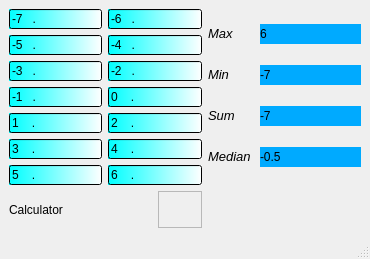
zzzzz1st/Calculator, file calculator.ui: the form before one commit.
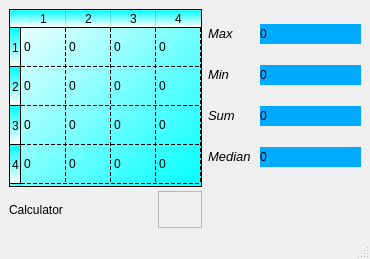
The form after the commit. Icons and pictures are not drawn.

The edit to the form file:
```diff
--- a/calculator.ui
+++ b/calculator.ui
@@ -26,195 +26,184 @@
    <string>Calculator</string>
   </property>
   <widget class="QWidget" name="centralwidget">
-   <layout class="QGridLayout" name="gridLayout_3">
+   <layout class="QGridLayout" name="gridLayout">
     <item row="0" column="0" colspan="2">
-     <layout class="QGridLayout" name="gridLayout">
+     <widget class="QTableWidget" name="tableWidget">
+      <property name="minimumSize">
+       <size>
+        <width>193</width>
+        <height>178</height>
+       </size>
+      </property>
+      <property name="maximumSize">
+       <size>
+        <width>193</width>
+        <height>178</height>
+       </size>
+      </property>
+      <property name="styleSheet">
+       <string notr="true">background-color: qlineargradient(spread:pad, x1:1, y1:1, x2:0, y2:0, stop:0 rgba(0, 255, 255, 255), stop:1 rgba(255, 255, 255, 255));</string>
+      </property>
+      <property name="frameShape">
+       <enum>QFrame::StyledPanel</enum>
+      </property>
+      <property name="frameShadow">
+       <enum>QFrame::Sunken</enum>
+      </property>
+      <property name="lineWidth">
+       <number>1</number>
+      </property>
+      <property name="verticalScrollBarPolicy">
+       <enum>Qt::ScrollBarAlwaysOff</enum>
+      </property>
+      <property name="horizontalScrollBarPolicy">
+       <enum>Qt::ScrollBarAlwaysOff</enum>
+      </property>
+      <property name="sizeAdjustPolicy">
+       <enum>QAbstractScrollArea::AdjustToContentsOnFirstShow</enum>
+      </property>
+      <property name="gridStyle">
+       <enum>Qt::DashLine</enum>
+      </property>
+      <property name="sortingEnabled">
+       <bool>false</bool>
+      </property>
+      <attribute name="horizontalHeaderCascadingSectionResizes">
+       <bool>false</bool>
+      </attribute>
+      <attribute name="horizontalHeaderMinimumSectionSize">
+       <number>39</number>
+      </attribute>
+      <attribute name="horizontalHeaderDefaultSectionSize">
+       <number>45</number>
+      </attribute>
+      <attribute name="verticalHeaderMinimumSectionSize">
+       <number>23</number>
+      </attribute>
+      <attribute name="verticalHeaderDefaultSectionSize">
+       <number>39</number>
+      </attribute>
+      <row>
+       <property name="text">
+        <string>1</string>
+       </property>
+      </row>
+      <row>
+       <property name="text">
+        <string>2</string>
+       </property>
+      </row>
+      <row>
+       <property name="text">
+        <string>3</string>
+       </property>
+      </row>
+      <row>
+       <property name="text">
+        <string>4</string>
+       </property>
+      </row>
+      <column>
+       <property name="text">
+        <string>1</string>
+       </property>
+      </column>
+      <column>
+       <property name="text">
+        <string>2</string>
+       </property>
+      </column>
+      <column>
+       <property name="text">
+        <string>3</string>
+       </property>
+      </column>
+      <column>
+       <property name="text">
+        <string>4</string>
+       </property>
+      </column>
       <item row="0" column="0">
-       <widget class="QLineEdit" name="var0">
-        <property name="styleSheet">
-         <string notr="true">background-color: qlineargradient(spread:pad, x1:0, y1:0, x2:1, y2:0, stop:0 rgba(0, 255, 255, 255), stop:1 rgba(255, 255, 255, 255));</string>
-        </property>
-        <property name="inputMask">
-         <string>#9999.999</string>
-        </property>
-        <property name="text">
-         <string>-7.</string>
-        </property>
-       </widget>
+       <property name="text">
+        <string>0</string>
+       </property>
       </item>
       <item row="0" column="1">
-       <widget class="QLineEdit" name="var1">
-        <property name="styleSheet">
-         <string notr="true">background-color: qlineargradient(spread:pad, x1:0, y1:0, x2:1, y2:0, stop:0 rgba(0, 255, 255, 255), stop:1 rgba(255, 255, 255, 255));</string>
-        </property>
-        <property name="inputMask">
-         <string>#9999.999</string>
-        </property>
-        <property name="text">
-         <string>-6.</string>
-        </property>
-       </widget>
+       <property name="text">
+        <string>0</string>
+       </property>
+      </item>
+      <item row="0" column="2">
+       <property name="text">
+        <string>0</string>
+       </property>
+      </item>
+      <item row="0" column="3">
+       <property name="text">
+        <string>0</string>
+       </property>
       </item>
       <item row="1" column="0">
-       <widget class="QLineEdit" name="var2">
-        <property name="styleSheet">
-         <string notr="true">background-color: qlineargradient(spread:pad, x1:0, y1:0, x2:1, y2:0, stop:0 rgba(0, 255, 255, 255), stop:1 rgba(255, 255, 255, 255));</string>
-        </property>
-        <property name="inputMethodHints">
-         <set>Qt::ImhNone</set>
-        </property>
-        <property name="inputMask">
-         <string>#9999.999</string>
-        </property>
-        <property name="text">
-         <string>-5.</string>
-        </property>
-       </widget>
+       <property name="text">
+        <string>0</string>
+       </property>
       </item>
       <item row="1" column="1">
-       <widget class="QLineEdit" name="var3">
-        <property name="styleSheet">
-         <string notr="true">background-color: qlineargradient(spread:pad, x1:0, y1:0, x2:1, y2:0, stop:0 rgba(0, 255, 255, 255), stop:1 rgba(255, 255, 255, 255));</string>
-        </property>
-        <property name="inputMask">
-         <string>#9999.999</string>
-        </property>
-        <property name="text">
-         <string>-4.</string>
-        </property>
-       </widget>
+       <property name="text">
+        <string>0</string>
+       </property>
+      </item>
+      <item row="1" column="2">
+       <property name="text">
+        <string>0</string>
+       </property>
+      </item>
+      <item row="1" column="3">
+       <property name="text">
+        <string>0</string>
+       </property>
       </item>
       <item row="2" column="0">
-       <widget class="QLineEdit" name="var4">
-        <property name="styleSheet">
-         <string notr="true">background-color: qlineargradient(spread:pad, x1:0, y1:0, x2:1, y2:0, stop:0 rgba(0, 255, 255, 255), stop:1 rgba(255, 255, 255, 255));</string>
-        </property>
-        <property name="inputMask">
-         <string>#9999.999</string>
-        </property>
-        <property name="text">
-         <string>-3.</string>
-        </property>
-       </widget>
+       <property name="text">
+        <string>0</string>
+       </property>
       </item>
       <item row="2" column="1">
-       <widget class="QLineEdit" name="var5">
-        <property name="styleSheet">
-         <string notr="true">background-color: qlineargradient(spread:pad, x1:0, y1:0, x2:1, y2:0, stop:0 rgba(0, 255, 255, 255), stop:1 rgba(255, 255, 255, 255));</string>
-        </property>
-        <property name="inputMask">
-         <string>#9999.999</string>
-        </property>
-        <property name="text">
-         <string>-2.</string>
-        </property>
-       </widget>
+       <property name="text">
+        <string>0</string>
+       </property>
+      </item>
+      <item row="2" column="2">
+       <property name="text">
+        <string>0</string>
+       </property>
+      </item>
+      <item row="2" column="3">
+       <property name="text">
+        <string>0</string>
+       </property>
       </item>
       <item row="3" column="0">
-       <widget class="QLineEdit" name="var6">
-        <property name="styleSheet">
-         <string notr="true">background-color: qlineargradient(spread:pad, x1:0, y1:0, x2:1, y2:0, stop:0 rgba(0, 255, 255, 255), stop:1 rgba(255, 255, 255, 255));</string>
-        </property>
-        <property name="inputMask">
-         <string>#9999.999</string>
-        </property>
-        <property name="text">
-         <string>-1.</string>
-        </property>
-       </widget>
+       <property name="text">
+        <string>0</string>
+       </property>
       </item>
       <item row="3" column="1">
-       <widget class="QLineEdit" name="var7">
-        <property name="styleSheet">
-         <string notr="true">background-color: qlineargradient(spread:pad, x1:0, y1:0, x2:1, y2:0, stop:0 rgba(0, 255, 255, 255), stop:1 rgba(255, 255, 255, 255));</string>
-        </property>
-        <property name="inputMask">
-         <string>#9999.999</string>
-        </property>
-        <property name="text">
-         <string>0.</string>
-        </property>
-       </widget>
+       <property name="text">
+        <string>0</string>
+       </property>
       </item>
-      <item row="4" column="0">
-       <widget class="QLineEdit" name="var8">
-        <property name="styleSheet">
-         <string notr="true">background-color: qlineargradient(spread:pad, x1:0, y1:0, x2:1, y2:0, stop:0 rgba(0, 255, 255, 255), stop:1 rgba(255, 255, 255, 255));</string>
-        </property>
-        <property name="inputMask">
-         <string>#9999.999</string>
-        </property>
-        <property name="text">
-         <string>1.</string>
-        </property>
-       </widget>
+      <item row="3" column="2">
+       <property name="text">
+        <string>0</string>
+       </property>
       </item>
-      <item row="4" column="1">
-       <widget class="QLineEdit" name="var9">
-        <property name="styleSheet">
-         <string notr="true">background-color: qlineargradient(spread:pad, x1:0, y1:0, x2:1, y2:0, stop:0 rgba(0, 255, 255, 255), stop:1 rgba(255, 255, 255, 255));</string>
-        </property>
-        <property name="inputMask">
-         <string>#9999.999</string>
-        </property>
-        <property name="text">
-         <string>2.</string>
-        </property>
-       </widget>
+      <item row="3" column="3">
+       <property name="text">
+        <string>0</string>
+       </property>
       </item>
-      <item row="5" column="0">
-       <widget class="QLineEdit" name="var10">
-        <property name="styleSheet">
-         <string notr="true">background-color: qlineargradient(spread:pad, x1:0, y1:0, x2:1, y2:0, stop:0 rgba(0, 255, 255, 255), stop:1 rgba(255, 255, 255, 255));</string>
-        </property>
-        <property name="inputMask">
-         <string>#9999.999</string>
-        </property>
-        <property name="text">
-         <string>3.</string>
-        </property>
-       </widget>
-      </item>
-      <item row="5" column="1">
-       <widget class="QLineEdit" name="var11">
-        <property name="styleSheet">
-         <string notr="true">background-color: qlineargradient(spread:pad, x1:0, y1:0, x2:1, y2:0, stop:0 rgba(0, 255, 255, 255), stop:1 rgba(255, 255, 255, 255));</string>
-        </property>
-        <property name="inputMask">
-         <string>#9999.999</string>
-        </property>
-        <property name="text">
-         <string>4.</string>
-        </property>
-       </widget>
-      </item>
-      <item row="6" column="0">
-       <widget class="QLineEdit" name="var12">
-        <property name="styleSheet">
-         <string notr="true">background-color: qlineargradient(spread:pad, x1:0, y1:0, x2:1, y2:0, stop:0 rgba(0, 255, 255, 255), stop:1 rgba(255, 255, 255, 255));</string>
-        </property>
-        <property name="inputMask">
-         <string>#9999.999</string>
-        </property>
-        <property name="text">
-         <string>5.</string>
-        </property>
-       </widget>
-      </item>
-      <item row="6" column="1">
-       <widget class="QLineEdit" name="var13">
-        <property name="styleSheet">
-         <string notr="true">background-color: qlineargradient(spread:pad, x1:0, y1:0, x2:1, y2:0, stop:0 rgba(0, 255, 255, 255), stop:1 rgba(255, 255, 255, 255));</string>
-        </property>
-        <property name="inputMask">
-         <string>#9999.999</string>
-        </property>
-        <property name="text">
-         <string>6.</string>
-        </property>
-       </widget>
-      </item>
-     </layout>
+     </widget>
     </item>
     <item row="0" column="2">
      <layout class="QGridLayout" name="gridLayout_2">
@@ -250,7 +239,7 @@
          <string notr="true">background-color: rgb(0, 170, 255);</string>
         </property>
         <property name="text">
-         <string>-7</string>
+         <string>0</string>
         </property>
        </widget>
       </item>
@@ -273,7 +262,7 @@
 </string>
         </property>
         <property name="text">
-         <string>6</string>
+         <string>0</string>
         </property>
         <property name="scaledContents">
          <bool>false</bool>
@@ -305,7 +294,7 @@
          <string notr="true">background-color: rgb(0, 170, 255);</string>
         </property>
         <property name="text">
-         <string>-7</string>
+         <string>0</string>
         </property>
        </widget>
       </item>
@@ -334,7 +323,7 @@
          <string notr="true">background-color: rgb(0, 170, 255);</string>
         </property>
         <property name="text">
-         <string>-0.5</string>
+         <string>0</string>
         </property>
        </widget>
       </item>
```
